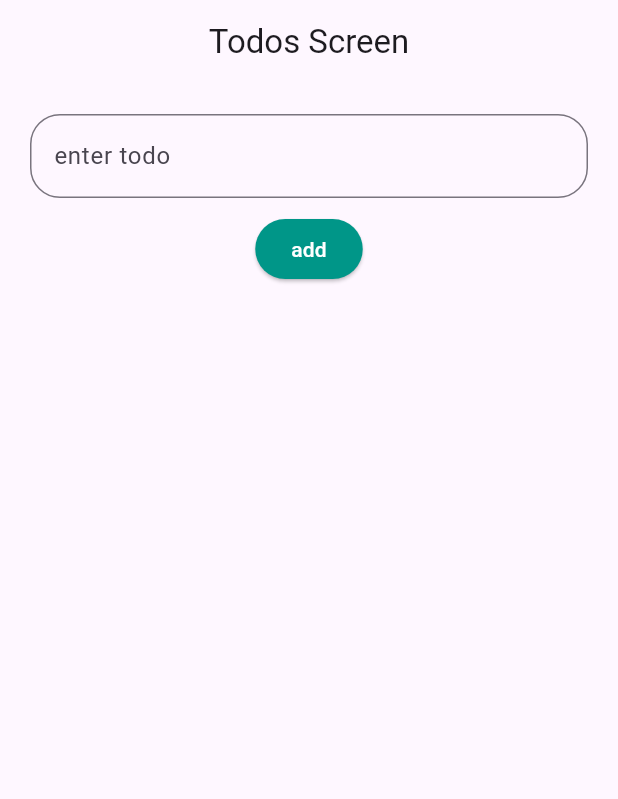
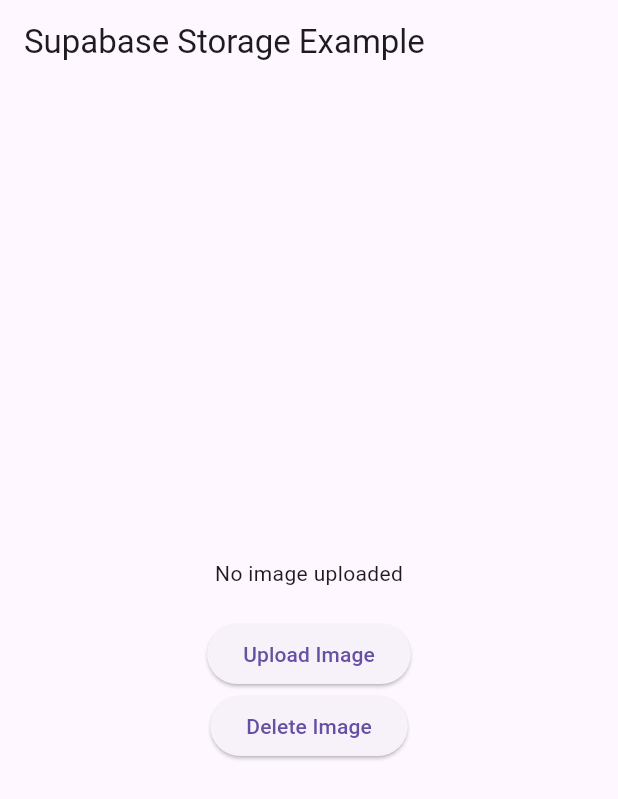
Before and after one commit to mahmoudatta80/supabase_playlist, a Flutter app: the screen it shows after launch, on a phone screen of 412 x 824 dp. Shown: the top 799 px of the screen. Run offline on Flutter 3.47's test engine with Material 3 defaults, Android fonts, the phone set to English and light mode, and no system bars; our stand-ins replace image_picker, supabase_flutter; accounts and stored records are empty.

Commit message:
add storage imaplementation

```diff
--- a/lib/main.dart
+++ b/lib/main.dart
@@ -1,6 +1,7 @@
-import 'package:chat_app/home_screen.dart';
 import 'package:chat_app/supabase_helper.dart';
 import 'package:flutter/material.dart';
+
+import 'storage_example.dart';
 
 void main() async {
   WidgetsFlutterBinding.ensureInitialized();
@@ -16,7 +17,7 @@ class MyApp extends StatelessWidget {
   Widget build(BuildContext context) {
     return const MaterialApp(
       debugShowCheckedModeBanner: false,
-      home: HomeScreen(),
+      home: StorageExample(),
     );
   }
 }
--- /dev/null
+++ b/lib/storage_example.dart
@@ -0,0 +1,84 @@
+import 'dart:developer';
+import 'dart:io';
+
+import 'package:chat_app/supabase_helper.dart';
+import 'package:flutter/material.dart';
+import 'package:image_picker/image_picker.dart';
+
+class StorageExample extends StatefulWidget {
+  const StorageExample({super.key});
+
+  @override
+  State<StorageExample> createState() => _StorageExampleState();
+}
+
+class _StorageExampleState extends State<StorageExample> {
+  String? imageUrl;
+
+  Future<File?> pickImage() async {
+    final ImagePicker picker = ImagePicker();
+    final XFile? image = await picker.pickImage(source: ImageSource.camera);
+    if (image == null) return null;
+    final File imageFile = File(image.path);
+    return imageFile;
+  }
+
+  Future uploadImage() async {
+    final imageFile = await pickImage();
+    if (imageFile == null) return;
+    final timeStamp = DateTime.now().millisecondsSinceEpoch.toString();
+    final uniqueImagePath = '${timeStamp}_${imageFile.path.split('/').last}';
+    // 1755005735301_44515647-3c9e-410d-9984-a02dee501f1f2750604744369829643.jpg
+    try {
+      await SupabaseHelper.client.storage
+          .from('avatars')
+          .upload(uniqueImagePath, imageFile);
+      imageUrl = SupabaseHelper.client.storage
+          .from('avatars')
+          .getPublicUrl(uniqueImagePath);
+      log(imageUrl!);
+      setState(() {});
+    } catch (error) {
+      log('error is: ${error.toString()}');
+    }
+  }
+
+  Future deleteImage() async {
+    if (imageUrl == null) return;
+    final imagePath = imageUrl!.split('/').last;
+    try {
+      await SupabaseHelper.client.storage.from('avatars').remove([imagePath]);
+      setState(() {
+        imageUrl = null;
+      });
+    } catch (error) {
+      log('error is: ${error.toString()}');
+    }
+  }
+
+  @override
+  Widget build(BuildContext context) {
+    return Scaffold(
+      appBar: AppBar(title: const Text('Supabase Storage Example')),
+      body: Center(
+        child: Column(
+          mainAxisAlignment: MainAxisAlignment.center,
+          children: [
+            imageUrl == null
+                ? const Text('No image uploaded')
+                : Image.network(imageUrl!, height: 250),
+            const SizedBox(height: 20),
+            ElevatedButton(
+              onPressed: uploadImage,
+              child: const Text('Upload Image'),
+            ),
+            ElevatedButton(
+              onPressed: deleteImage,
+              child: const Text('Delete Image'),
+            ),
+          ],
+        ),
+      ),
+    );
+  }
+}
--- a/pubspec.yaml
+++ b/pubspec.yaml
@@ -31,6 +31,7 @@ dependencies:
   cupertino_icons: ^1.0.8
   flutter:
     sdk: flutter
+  image_picker: ^1.1.2
   supabase_flutter: ^2.9.1
 
 dev_dependencies:
```
Also changed, not shown: pubspec.lock, 5 other files.
